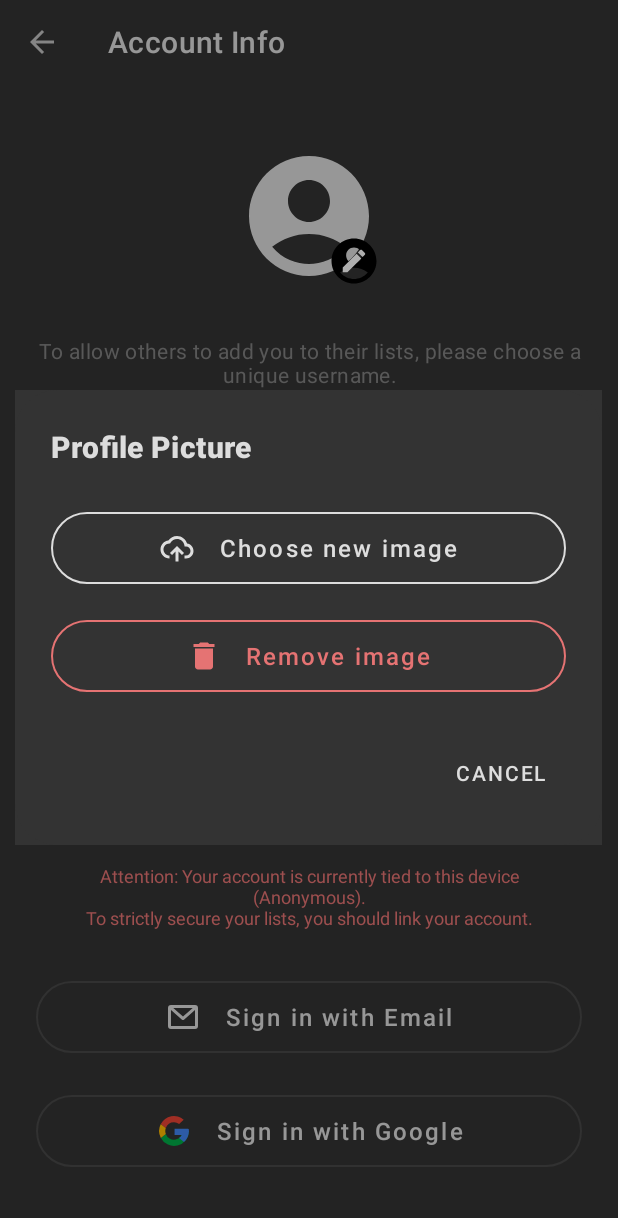
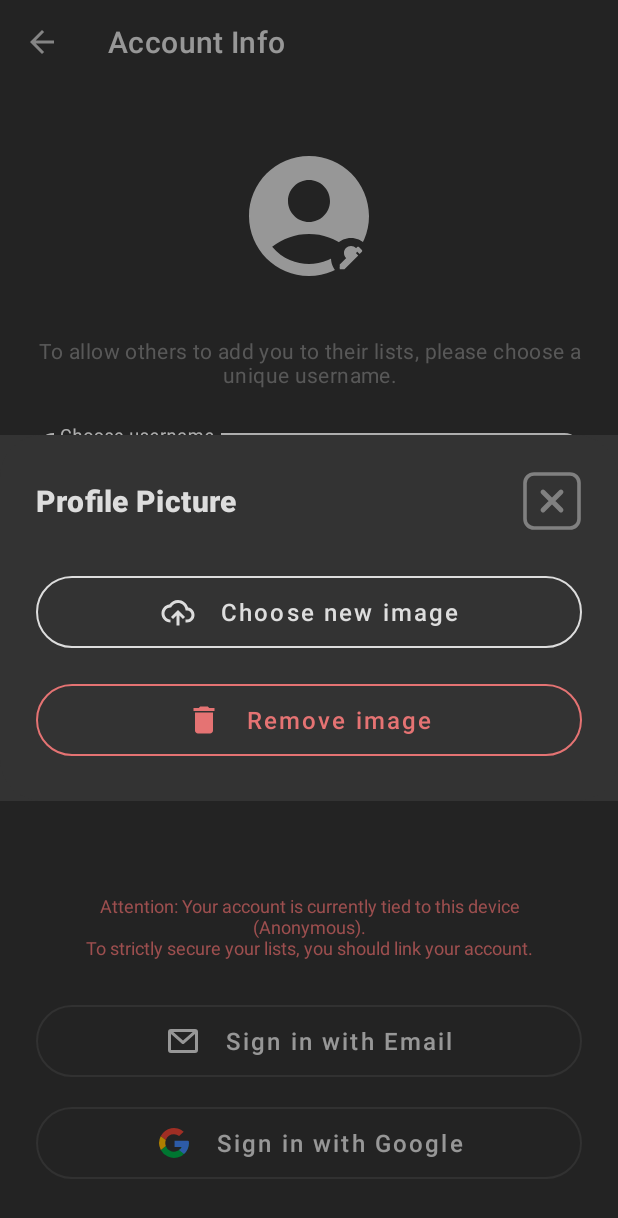
Before and after one commit to smn-hrtzsch/Shopping-List-App, an Android app: the ProfileActivity screen opened directly, with no data from a screen before it, after a tap on an icon or button, on a phone screen of 412 x 824 dp. Shown: the top 1218 px of the screen. Run offline under Robolectric (Android 15) with nearby library versions, the phone set to English and light mode, and no system bars; our stand-ins replace Firebase (no records; nobody signed in at launch, a user with empty details on screens opened directly).

Commit message:
Further UI refinements: Profile activity, dialogs and buttons
- Added close button (X) to profile picture options dialog.
- Improved profile image edit badge: circular shape, correct colorOnSurface colors, and adjusted position.
- Wrapped linked methods in a card matching the sync settings card.
- Reduced margins between authentication and account action buttons for a tighter layout.
- Increased side padding for linked authentication methods.
- Verified rounded corners and material buttons in clear list dialog.

```diff
--- a/app/src/main/java/com/CapyCode/ShoppingList/ProfileActivity.java
+++ b/app/src/main/java/com/CapyCode/ShoppingList/ProfileActivity.java
@@ -187,7 +187,7 @@ public class ProfileActivity extends AppCompatActivity {
 
         View btnNew = dialogView.findViewById(R.id.button_option_new_image);
         View btnRemove = dialogView.findViewById(R.id.button_option_remove_image);
-        View btnCancel = dialogView.findViewById(R.id.button_dialog_cancel);
+        View btnClose = dialogView.findViewById(R.id.button_dialog_close);
 
         btnNew.setOnClickListener(v -> {
             pickImageLauncher.launch("image/*");
@@ -197,7 +197,7 @@ public class ProfileActivity extends AppCompatActivity {
             removeImage();
             dialog.dismiss();
         });
-        btnCancel.setOnClickListener(v -> dialog.dismiss());
+        btnClose.setOnClickListener(v -> dialog.dismiss());
 
         dialog.show();
     }
--- a/app/src/main/res/layout/activity_profile.xml
+++ b/app/src/main/res/layout/activity_profile.xml
@@ -70,14 +70,16 @@
 
                     <ImageView
                         android:id="@+id/icon_edit_image"
-                        android:layout_width="36dp"
-                        android:layout_height="36dp"
+                        android:layout_width="32dp"
+                        android:layout_height="32dp"
                         android:layout_gravity="bottom|end"
+                        android:layout_marginEnd="4dp"
+                        android:layout_marginBottom="4dp"
                         android:background="@drawable/ic_account_circle_24"
-                        android:backgroundTint="?attr/colorPrimary"
-                        android:padding="8dp"
+                        android:backgroundTint="?attr/colorSurface"
+                        android:padding="6dp"
                         android:src="@drawable/ic_edit_24"
-                        app:tint="?attr/colorOnPrimary"
+                        app:tint="?attr/colorOnSurface"
                         android:elevation="4dp"
                         android:visibility="visible"
                         tools:visibility="visible"/>
@@ -211,121 +213,267 @@
                     </LinearLayout>
                 </com.google.android.material.card.MaterialCardView>
 
+                                <com.google.android.material.card.MaterialCardView
+
+                                    android:id="@+id/card_linked_methods"
+
+                                    android:layout_width="match_parent"
+
+                                    android:layout_height="wrap_content"
+
+                                    android:layout_marginTop="12dp"
+
+                                    android:visibility="gone"
+
+                                    tools:visibility="visible"
+
+                                    app:cardCornerRadius="12dp"
+
+                                    app:cardElevation="0dp"
+
+                                    app:strokeWidth="1dp"
+
+                                    app:strokeColor="?attr/colorOnSurfaceSecondary">
+
+
+
                                     <LinearLayout
-                    android:id="@+id/layout_linked_methods"
+
                                         android:layout_width="match_parent"
+
                                         android:layout_height="wrap_content"
+
                                         android:orientation="vertical"
-                    android:gravity="center_horizontal"
-                    android:layout_marginTop="24dp"
-                    android:layout_marginBottom="16dp"
-                    android:visibility="gone"
-                    tools:visibility="visible">
+
+                                        android:padding="16dp">
+
+
 
                                         <TextView
+
                                             android:layout_width="wrap_content"
+
                                             android:layout_height="wrap_content"
+
                                             android:text="Verknüpfte Anmelde-Methoden:"
+
                                             android:textStyle="bold"
+
                                             android:layout_marginBottom="8dp"
+
                                             android:textColor="?attr/colorOnSurfaceVariant"/>
 
+
+
+                                        <LinearLayout
+
+                                            android:id="@+id/layout_linked_methods"
+
+                                            android:layout_width="match_parent"
+
+                                            android:layout_height="wrap_content"
+
+                                            android:orientation="vertical"
+
+                                            android:paddingStart="8dp"
+
+                                            android:paddingEnd="8dp">
+
                                             <!-- Items will be added dynamically here -->
-                </LinearLayout>
-
-                <!-- SPACER -->
-                <View
-                    android:layout_width="match_parent"
-                    android:layout_height="0dp"
-                    android:layout_weight="1"
-                    android:minHeight="32dp"/>
-
-                <!-- Warning -->
-                <TextView
-                    android:id="@+id/text_view_warning_anonymous"
-                    android:layout_width="match_parent"
-                    android:layout_height="wrap_content"
-                    android:layout_marginBottom="16dp"
-                    android:padding="12dp"
-                    android:text="@string/profile_warning_anonymous"
-                    android:textAlignment="center"
-                    android:textColor="?attr/colorError"
-                    android:textSize="12sp"
-                    android:visibility="gone" />
-
-                <!-- Auth Buttons -->
-                <LinearLayout
-                    android:id="@+id/layout_auth_buttons"
-                    android:layout_width="match_parent"
-                    android:layout_height="wrap_content"
-                    android:orientation="vertical"
-                    android:visibility="gone"
-                    tools:visibility="visible">
-
-                    <com.google.android.material.button.MaterialButton
-                        android:id="@+id/button_register_email"
-                        style="@style/Widget.MaterialComponents.Button.OutlinedButton"
-                        android:layout_width="match_parent"
-                        android:layout_height="60dp"
-                        android:layout_marginBottom="16dp"
-                        android:text="@string/action_sign_in_email"
-                        app:icon="@drawable/ic_email"
-                        app:iconGravity="textStart"
-                        app:iconPadding="16dp"
-                        app:cornerRadius="30dp"
-                        android:textAllCaps="false"
-                        android:textSize="16sp"
-                        android:textColor="?attr/colorOnSurface"/>
-
-                    <com.google.android.material.button.MaterialButton
-                        android:id="@+id/button_register_google"
-                        style="@style/Widget.MaterialComponents.Button.OutlinedButton"
-                        android:layout_width="match_parent"
-                        android:layout_height="60dp"
-                        android:layout_marginBottom="16dp"
-                        android:text="@string/sign_in_google"
-                        app:icon="@drawable/ic_google_logo"
-                        app:iconGravity="textStart"
-                        app:iconPadding="16dp"
-                        app:iconTint="@null"
-                        app:cornerRadius="30dp"
-                        android:textAllCaps="false"
-                        android:textSize="16sp"
-                        android:textColor="?attr/colorOnSurface"/>
 
                                         </LinearLayout>
 
-                <com.google.android.material.button.MaterialButton
-                    android:id="@+id/button_sign_out"
-                    style="@style/Widget.MaterialComponents.Button.OutlinedButton"
+                                    </LinearLayout>
+
+                                </com.google.android.material.card.MaterialCardView>
+
+
+
+                                <!-- SPACER -->
+
+                                <View
+
                                     android:layout_width="match_parent"
-                    android:layout_height="60dp"
-                    android:layout_marginBottom="16dp"
-                    android:text="@string/button_sign_out"
-                    app:icon="@drawable/ic_logout_24"
-                    app:iconGravity="textStart"
-                    app:iconPadding="16dp"
-                    app:iconTint="?attr/colorOnSurface"
-                    app:cornerRadius="30dp"
-                    android:textAllCaps="false"
-                    android:textSize="16sp"
-                    android:textColor="?attr/colorOnSurface"
+
+                                    android:layout_height="0dp"
+
+                                    android:layout_weight="1"
+
+                                    android:minHeight="24dp"/>
+
+
+
+                                <!-- Warning -->
+
+                                <TextView
+
+                                    android:id="@+id/text_view_warning_anonymous"
+
+                                    android:layout_width="match_parent"
+
+                                    android:layout_height="wrap_content"
+
+                                    android:layout_marginBottom="12dp"
+
+                                    android:padding="12dp"
+
+                                    android:text="@string/profile_warning_anonymous"
+
+                                    android:textAlignment="center"
+
+                                    android:textColor="?attr/colorError"
+
+                                    android:textSize="12sp"
+
                                     android:visibility="gone" />
 
+
+
+                                <!-- Auth Buttons -->
+
+                                <LinearLayout
+
+                                    android:id="@+id/layout_auth_buttons"
+
+                                    android:layout_width="match_parent"
+
+                                    android:layout_height="wrap_content"
+
+                                    android:orientation="vertical"
+
+                                    android:visibility="gone"
+
+                                    tools:visibility="visible">
+
+
+
                                     <com.google.android.material.button.MaterialButton
+
+                                        android:id="@+id/button_register_email"
+
+                                        style="@style/Widget.MaterialComponents.Button.OutlinedButton"
+
+                                        android:layout_width="match_parent"
+
+                                        android:layout_height="60dp"
+
+                                        android:layout_marginBottom="8dp"
+
+                                        android:text="@string/action_sign_in_email"
+
+                                        app:icon="@drawable/ic_email"
+
+                                        app:iconGravity="textStart"
+
+                                        app:iconPadding="16dp"
+
+                                        app:cornerRadius="30dp"
+
+                                        android:textAllCaps="false"
+
+                                        android:textSize="16sp"
+
+                                        android:textColor="?attr/colorOnSurface"/>
+
+
+
+                                    <com.google.android.material.button.MaterialButton
+
+                                        android:id="@+id/button_register_google"
+
+                                        style="@style/Widget.MaterialComponents.Button.OutlinedButton"
+
+                                        android:layout_width="match_parent"
+
+                                        android:layout_height="60dp"
+
+                                        android:layout_marginBottom="8dp"
+
+                                        android:text="@string/sign_in_google"
+
+                                        app:icon="@drawable/ic_google_logo"
+
+                                        app:iconGravity="textStart"
+
+                                        app:iconPadding="16dp"
+
+                                        app:iconTint="@null"
+
+                                        app:cornerRadius="30dp"
+
+                                        android:textAllCaps="false"
+
+                                        android:textSize="16sp"
+
+                                        android:textColor="?attr/colorOnSurface"/>
+
+
+
+                                </LinearLayout>
+
+
+
+                                <com.google.android.material.button.MaterialButton
+
+                                    android:id="@+id/button_sign_out"
+
+                                    style="@style/Widget.MaterialComponents.Button.OutlinedButton"
+
+                                    android:layout_width="match_parent"
+
+                                    android:layout_height="60dp"
+
+                                    android:layout_marginBottom="8dp"
+
+                                    android:text="@string/button_sign_out"
+
+                                    app:icon="@drawable/ic_logout_24"
+
+                                    app:iconGravity="textStart"
+
+                                    app:iconPadding="16dp"
+
+                                    app:iconTint="?attr/colorOnSurface"
+
+                                    app:cornerRadius="30dp"
+
+                                    android:textAllCaps="false"
+
+                                    android:textSize="16sp"
+
+                                    android:textColor="?attr/colorOnSurface"
+
+                                    android:visibility="gone" />
+
+
+
+                                <com.google.android.material.button.MaterialButton
+
                                     android:id="@+id/button_delete_account"
+
                                     style="@style/Widget.MaterialComponents.Button.OutlinedButton"
+
                                     android:layout_width="match_parent"
+
                                     android:layout_height="60dp"
+
                                     android:text="@string/profile_delete_account"
+
                                     app:icon="@drawable/ic_delete_24"
+
                                     app:iconGravity="textStart"
+
                                     app:iconPadding="16dp"
+
                                     app:iconTint="?attr/colorError"
+
                                     android:textColor="?attr/colorError"
+
                                     app:strokeColor="?attr/colorError"
+
                                     app:cornerRadius="30dp"
-                    android:layout_marginBottom="16dp"/>
+
+                                    android:layout_marginBottom="12dp"/>
 
             </LinearLayout>
         </ScrollView>
--- a/app/src/main/res/layout/dialog_profile_image_options.xml
+++ b/app/src/main/res/layout/dialog_profile_image_options.xml
@@ -7,15 +7,32 @@
     android:padding="24dp"
     android:background="@drawable/bg_dialog_rounded">
 
-    <TextView
-        android:id="@+id/dialog_title"
+    <RelativeLayout
         android:layout_width="match_parent"
         android:layout_height="wrap_content"
-        android:text="@string/dialog_profile_pic_title"
-        android:textAppearance="?attr/textAppearanceHeadline6"
-        android:textColor="?attr/colorOnSurface"
-        android:textStyle="bold"
-        android:layout_marginBottom="24dp"/>
+        android:layout_marginBottom="24dp">
+
+        <TextView
+            android:id="@+id/dialog_title"
+            android:layout_width="wrap_content"
+            android:layout_height="wrap_content"
+            android:layout_centerVertical="true"
+            android:text="@string/dialog_profile_pic_title"
+            android:textAppearance="?attr/textAppearanceHeadline6"
+            android:textColor="?attr/colorOnSurface"
+            android:textStyle="bold" />
+
+        <ImageButton
+            android:id="@+id/button_dialog_close"
+            android:layout_width="40dp"
+            android:layout_height="40dp"
+            android:layout_alignParentEnd="true"
+            android:layout_centerVertical="true"
+            android:background="?attr/selectableItemBackgroundBorderless"
+            android:src="@drawable/ic_decline_list"
+            app:tint="?attr/colorOnSurfaceVariant"
+            android:contentDescription="@string/button_cancel" />
+    </RelativeLayout>
 
     <com.google.android.material.button.MaterialButton
         android:id="@+id/button_option_new_image"
@@ -39,7 +56,6 @@
         style="@style/Widget.MaterialComponents.Button.OutlinedButton"
         android:layout_width="match_parent"
         android:layout_height="60dp"
-        android:layout_marginBottom="24dp"
         android:text="@string/option_remove_image"
         app:icon="@drawable/ic_delete_24"
         app:iconGravity="textStart"
@@ -51,13 +67,4 @@
         app:iconTint="?attr/colorError"
         app:strokeColor="?attr/colorError"/>
 
-    <com.google.android.material.button.MaterialButton
-        android:id="@+id/button_dialog_cancel"
-        style="@style/Widget.MaterialComponents.Button.TextButton"
-        android:layout_width="wrap_content"
-        android:layout_height="wrap_content"
-        android:layout_gravity="end"
-        android:text="@string/button_cancel"
-        android:textColor="@color/dialog_action_text_adaptive"/>
-
 </LinearLayout>
```
Lines whose indentation alone changed are shown as unchanged.
